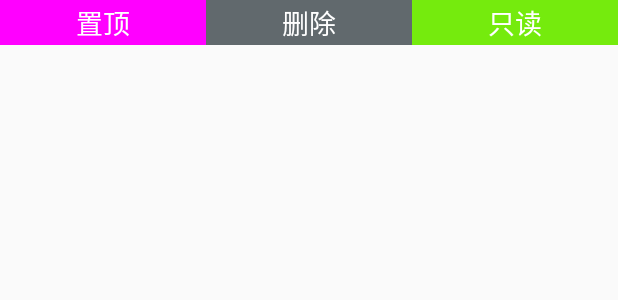
After one commit to CantonTower/CustomView, an Android app: the layout item_slide_action.xml on its own in the app's theme, with its tools: preview values and no code run, on a phone screen of 412 x 824 dp. The commit adds this screen. Shown: the top 300 px of the screen. Run offline under Robolectric (Android 15) with nearby library versions, the phone set to English and light mode, and no system bars.

Commit message:
SlideMenuView完结

```diff
--- a/app/src/main/AndroidManifest.xml
+++ b/app/src/main/AndroidManifest.xml
@@ -28,6 +28,7 @@
             android:name=".loginpage.LoginActivity"
             android:theme="@style/Theme.AppCompat.NoActionBar"/>
         <activity android:name=".flow.FlowActivity"/>
+        <activity android:name=".slide.SlideMenuActivity"/>
 
     </application>
 
--- /dev/null
+++ b/app/src/main/res/layout/item_slide_action.xml
@@ -0,0 +1,44 @@
+<?xml version="1.0" encoding="utf-8"?>
+<LinearLayout xmlns:android="http://schemas.android.com/apk/res/android"
+    android:layout_width="match_parent"
+    android:layout_height="30dp"
+    android:orientation="horizontal"
+    >
+
+    <TextView
+        android:id="@+id/tv_top"
+        android:layout_width="0dp"
+        android:layout_height="match_parent"
+        android:layout_weight="1"
+        android:text="置顶"
+        android:textSize="18dp"
+        android:textColor="#ffffff"
+        android:background="#ff00ff"
+        android:gravity="center"
+        />
+
+    <TextView
+        android:id="@+id/tv_delete"
+        android:layout_width="0dp"
+        android:layout_height="match_parent"
+        android:layout_weight="1"
+        android:text="删除"
+        android:textSize="18dp"
+        android:textColor="#ffffff"
+        android:background="#61696D"
+        android:gravity="center"
+        />
+
+    <TextView
+        android:id="@+id/tv_read"
+        android:layout_width="0dp"
+        android:layout_height="match_parent"
+        android:layout_weight="1"
+        android:text="只读"
+        android:textSize="18dp"
+        android:textColor="#ffffff"
+        android:background="#75EB0D"
+        android:gravity="center"
+        />
+
+</LinearLayout>
--- a/app/src/main/res/values/styles.xml
+++ b/app/src/main/res/values/styles.xml
@@ -20,5 +20,4 @@
         <item name="android:background">@drawable/selector_num_key_board</item>
     </style>
 
-
 </resources>
--- a/build.gradle
+++ b/build.gradle
@@ -7,7 +7,7 @@ buildscript {
 
     }
     dependencies {
-        classpath 'com.android.tools.build:gradle:3.5.2'
+        classpath 'com.android.tools.build:gradle:3.5.4'
 
         // NOTE: Do not place your application dependencies here; they belong
         // in the individual module build.gradle files
```
Also changed, not shown: app/src/main/java/com/longrise/androidcustomviewdemo/MainActivity.java (+7 -1 lines), app/src/main/java/com/longrise/androidcustomviewdemo/slide/SlideMenuActivity.java (added, +45 -0 lines), app/src/main/java/com/longrise/androidcustomviewdemo/slide/SlideMenuView.java (added, +302 -0 lines), app/src/main/res/layout/activity_main.xml (+7 -0 lines), app/src/main/res/layout/activity_slide.xml (added, +25 -0 lines), app/src/main/res/values/attrs.xml (+8 -0 lines).
